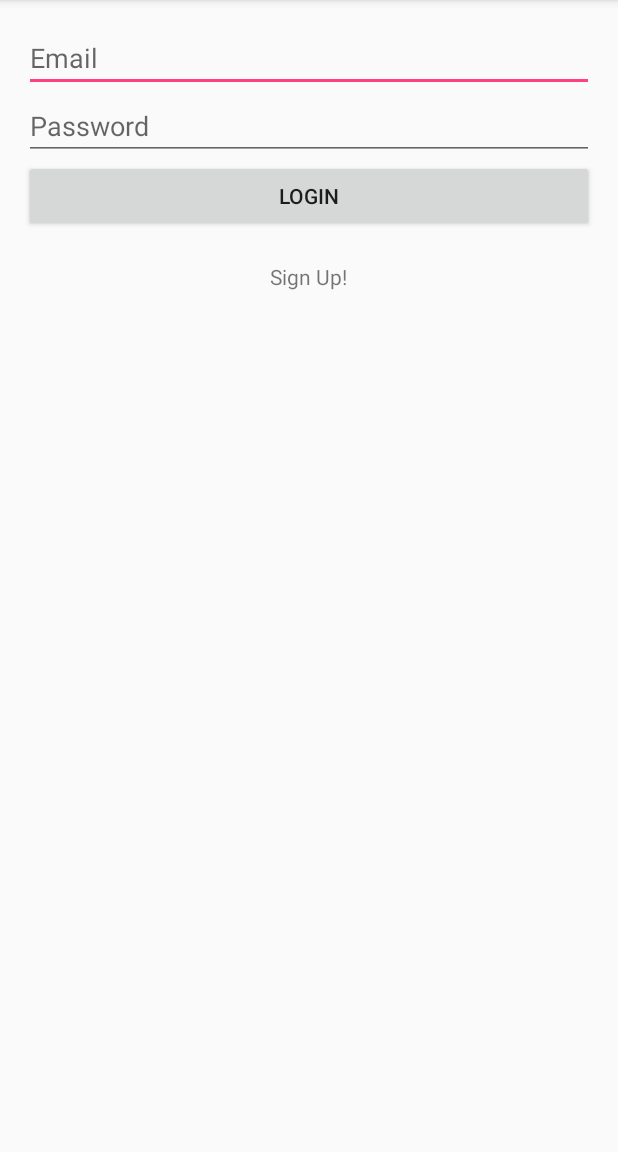
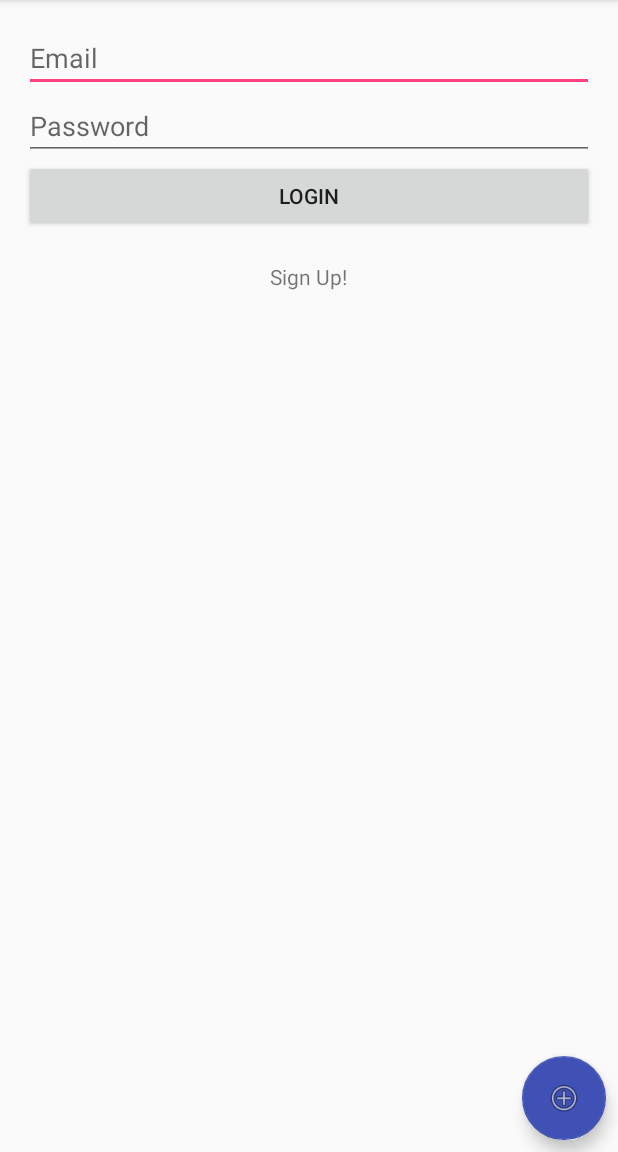
Before and after one commit to ayush2016/Augmented-Surveillance, an Android app: the screen it shows after launch (LogInActivity), on a phone screen of 412 x 824 dp, the part 84-1236 px from its top. Run offline under Robolectric (Android 15) with nearby library versions, the phone set to English and light mode, and no system bars; our stand-ins replace Firebase (no records; nobody signed in at launch, a user with empty details on screens opened directly); 4 statements that could not run were skipped.

Commit message:
Floating Button Issue fixed!

```diff
--- a/app/src/main/java/com/example/ayush/augmentedreality/LogInActivity.java
+++ b/app/src/main/java/com/example/ayush/augmentedreality/LogInActivity.java
@@ -1,8 +1,10 @@
 package com.example.ayush.augmentedreality;
 
+import android.*;
 import android.content.Intent;
 import android.os.Bundle;
 import android.support.annotation.NonNull;
+import android.support.design.widget.FloatingActionButton;
 import android.support.v7.app.AlertDialog;
 import android.support.v7.app.AppCompatActivity;
 import android.view.View;
@@ -10,6 +12,7 @@ import android.view.WindowManager;
 import android.widget.Button;
 import android.widget.EditText;
 import android.widget.TextView;
+import android.widget.Toast;
 
 import com.google.android.gms.tasks.OnCompleteListener;
 import com.google.android.gms.tasks.Task;
@@ -17,13 +20,14 @@ import com.google.firebase.auth.AuthResult;
 import com.google.firebase.auth.FirebaseAuth;
 
 
-public class LogInActivity extends AppCompatActivity {
+public class LogInActivity extends RuntimePermissionsActivity {
 
     protected EditText emailEditText;
     protected EditText passwordEditText;
     protected Button logInButton;
     protected TextView signUpTextView;
     private FirebaseAuth mFirebaseAuth;
+    private static final int REQUEST_PERMISSIONS = 20;
 
 
     @Override
@@ -34,6 +38,17 @@ public class LogInActivity extends AppCompatActivity {
         setContentView(R.layout.activity_log_in);
 
         mFirebaseAuth = FirebaseAuth.getInstance();
+
+        FloatingActionButton fab = (FloatingActionButton) findViewById(R.id.fab);
+        fab.setOnClickListener(new View.OnClickListener() {
+            @Override
+            public void onClick(View view) {
+                LogInActivity.super.requestAppPermissions(new
+                        String[]{android.Manifest.permission.CAMERA,
+                        android.Manifest.permission.ACCESS_FINE_LOCATION, android.Manifest.permission.ACCESS_COARSE_LOCATION}, R.string
+                        .runtime_permissions_txt, REQUEST_PERMISSIONS);
+            }
+        });
 
         signUpTextView = (TextView) findViewById(R.id.signUpText);
         emailEditText = (EditText) findViewById(R.id.emailField);
@@ -88,4 +103,9 @@ public class LogInActivity extends AppCompatActivity {
             }
         });
     }
+
+    @Override
+    public void onPermissionsGranted(final int requestCode) {
+        Toast.makeText(this, "All required permissions have already been assigned.", Toast.LENGTH_LONG).show();
+    }
 }
--- a/app/src/main/java/com/example/ayush/augmentedreality/MainActivity.java
+++ b/app/src/main/java/com/example/ayush/augmentedreality/MainActivity.java
@@ -6,6 +6,7 @@ import android.location.Location;
 import android.location.LocationManager;
 import android.os.Bundle;
 import android.support.design.widget.FloatingActionButton;
+import android.support.v7.app.AppCompatActivity;
 import android.support.v7.widget.Toolbar;
 import android.util.Log;
 import android.view.View;
@@ -37,7 +38,7 @@ import java.util.TimeZone;
 
 import android.Manifest;
 
-public class MainActivity extends RuntimePermissionsActivity implements GoogleApiClient.ConnectionCallbacks, GoogleApiClient.OnConnectionFailedListener, LocationListener {
+public class MainActivity extends AppCompatActivity implements GoogleApiClient.ConnectionCallbacks, GoogleApiClient.OnConnectionFailedListener, LocationListener {
 
     private FirebaseAuth mFirebaseAuth;
     private static final String TAG = "MainActivity";
@@ -48,7 +49,6 @@ public class MainActivity extends RuntimePermissionsActivity implements GoogleAp
     static double latitude1, longitude1, latitude2, longitude2, latitude3, longitude3;
     private DatabaseReference myFirebaseRef = FirebaseDatabase.getInstance().getReference();
     private String mUserId;
-    private static final int REQUEST_PERMISSIONS = 20;
 
     @Override
     protected void onCreate(Bundle savedInstanceState) {
@@ -79,27 +79,11 @@ public class MainActivity extends RuntimePermissionsActivity implements GoogleAp
             mUserIdNo = 3;
         }
 
-        FloatingActionButton fab = (FloatingActionButton) findViewById(R.id.fab);
-        fab.setOnClickListener(new View.OnClickListener() {
-            @Override
-            public void onClick(View view) {
-                MainActivity.super.requestAppPermissions(new
-                        String[]{Manifest.permission.CAMERA,
-                        Manifest.permission.ACCESS_FINE_LOCATION, Manifest.permission.ACCESS_COARSE_LOCATION}, R.string
-                        .runtime_permissions_txt, REQUEST_PERMISSIONS);
-            }
-        });
-
         mGoogleApiClient = new GoogleApiClient.Builder(this)
                 .addConnectionCallbacks(this)
                 .addOnConnectionFailedListener(this)
                 .addApi(LocationServices.API)
                 .build();
-    }
-
-    @Override
-    public void onPermissionsGranted(final int requestCode) {
-        Toast.makeText(this, "All required permissions have already been assigned.", Toast.LENGTH_LONG).show();
     }
 
     @Override
--- a/app/src/main/res/layout/activity_log_in.xml
+++ b/app/src/main/res/layout/activity_log_in.xml
@@ -1,55 +1,21 @@
 <?xml version="1.0" encoding="utf-8"?>
-<RelativeLayout xmlns:android="http://schemas.android.com/apk/res/android"
+<android.support.design.widget.CoordinatorLayout xmlns:android="http://schemas.android.com/apk/res/android"
+    xmlns:app="http://schemas.android.com/apk/res-auto"
     xmlns:tools="http://schemas.android.com/tools"
     android:layout_width="match_parent"
     android:layout_height="match_parent"
-    android:paddingBottom="@dimen/activity_vertical_margin"
-    android:paddingLeft="@dimen/activity_horizontal_margin"
-    android:paddingRight="@dimen/activity_horizontal_margin"
-    android:paddingTop="@dimen/activity_vertical_margin"
+    android:fitsSystemWindows="true"
     tools:context=".LogInActivity">
 
-    <EditText
-        android:id="@+id/emailField"
-        android:layout_width="match_parent"
-        android:layout_height="wrap_content"
-        android:layout_alignParentLeft="true"
-        android:layout_alignParentStart="true"
-        android:layout_alignParentTop="true"
-        android:ems="10"
-        android:hint="@string/email_hint"
-        android:inputType="textEmailAddress">
+    <include layout="@layout/content_log_in" />
 
-        <requestFocus />
-    </EditText>
-
-    <EditText
-        android:id="@+id/passwordField"
-        android:layout_width="match_parent"
-        android:layout_height="wrap_content"
-        android:layout_alignStart="@+id/emailField"
-        android:layout_alignLeft="@+id/emailField"
-        android:layout_below="@+id/emailField"
-        android:ems="10"
-        android:hint="@string/password_hint"
-        android:inputType="textPassword" />
-
-    <Button
-        android:id="@+id/loginButton"
-        android:layout_width="match_parent"
-        android:layout_height="wrap_content"
-        android:layout_alignStart="@+id/passwordField"
-        android:layout_alignLeft="@+id/passwordField"
-        android:layout_below="@+id/passwordField"
-        android:text="@string/login_button_label" />
-
-    <TextView
-        android:id="@+id/signUpText"
+    <android.support.design.widget.FloatingActionButton
+        android:id="@+id/fab"
         android:layout_width="wrap_content"
         android:layout_height="wrap_content"
-        android:layout_below="@+id/loginButton"
-        android:layout_centerHorizontal="true"
-        android:layout_marginTop="20dp"
-        android:text="@string/sign_up_text" />
+        android:layout_gravity="bottom|end"
+        android:layout_margin="@dimen/fab_margin"
+        android:src="@android:drawable/ic_menu_add"
+        app:backgroundTint="@color/colorPrimary" />
 
-</RelativeLayout>
+</android.support.design.widget.CoordinatorLayout>
--- a/app/src/main/res/layout/activity_main.xml
+++ b/app/src/main/res/layout/activity_main.xml
@@ -23,13 +23,4 @@
 
     <include layout="@layout/content_main" />
 
-    <android.support.design.widget.FloatingActionButton
-        android:id="@+id/fab"
-        android:layout_width="wrap_content"
-        android:layout_height="wrap_content"
-        android:layout_gravity="bottom|end"
-        android:layout_margin="@dimen/fab_margin"
-        android:src="@android:drawable/ic_menu_preferences"
-        app:backgroundTint="@color/colorPrimaryDark" />
-
 </android.support.design.widget.CoordinatorLayout>
--- /dev/null
+++ b/app/src/main/res/layout/content_log_in.xml
@@ -0,0 +1,56 @@
+<?xml version="1.0" encoding="utf-8"?>
+<RelativeLayout xmlns:android="http://schemas.android.com/apk/res/android"
+    xmlns:tools="http://schemas.android.com/tools"
+    android:layout_width="match_parent"
+    android:layout_height="match_parent"
+    android:paddingBottom="@dimen/activity_vertical_margin"
+    android:paddingLeft="@dimen/activity_horizontal_margin"
+    android:paddingRight="@dimen/activity_horizontal_margin"
+    android:paddingTop="@dimen/activity_vertical_margin"
+    tools:context=".LogInActivity"
+    tools:showIn="@layout/activity_log_in">
+
+    <EditText
+        android:id="@+id/emailField"
+        android:layout_width="match_parent"
+        android:layout_height="wrap_content"
+        android:layout_alignParentLeft="true"
+        android:layout_alignParentStart="true"
+        android:layout_alignParentTop="true"
+        android:ems="10"
+        android:hint="@string/email_hint"
+        android:inputType="textEmailAddress">
+
+        <requestFocus />
+    </EditText>
+
+    <EditText
+        android:id="@+id/passwordField"
+        android:layout_width="match_parent"
+        android:layout_height="wrap_content"
+        android:layout_alignLeft="@+id/emailField"
+        android:layout_alignStart="@+id/emailField"
+        android:layout_below="@+id/emailField"
+        android:ems="10"
+        android:hint="@string/password_hint"
+        android:inputType="textPassword" />
+
+    <Button
+        android:id="@+id/loginButton"
+        android:layout_width="match_parent"
+        android:layout_height="wrap_content"
+        android:layout_alignLeft="@+id/passwordField"
+        android:layout_alignStart="@+id/passwordField"
+        android:layout_below="@+id/passwordField"
+        android:text="@string/login_button_label" />
+
+    <TextView
+        android:id="@+id/signUpText"
+        android:layout_width="wrap_content"
+        android:layout_height="wrap_content"
+        android:layout_below="@+id/loginButton"
+        android:layout_centerHorizontal="true"
+        android:layout_marginTop="20dp"
+        android:text="@string/sign_up_text" />
+
+</RelativeLayout>
```
